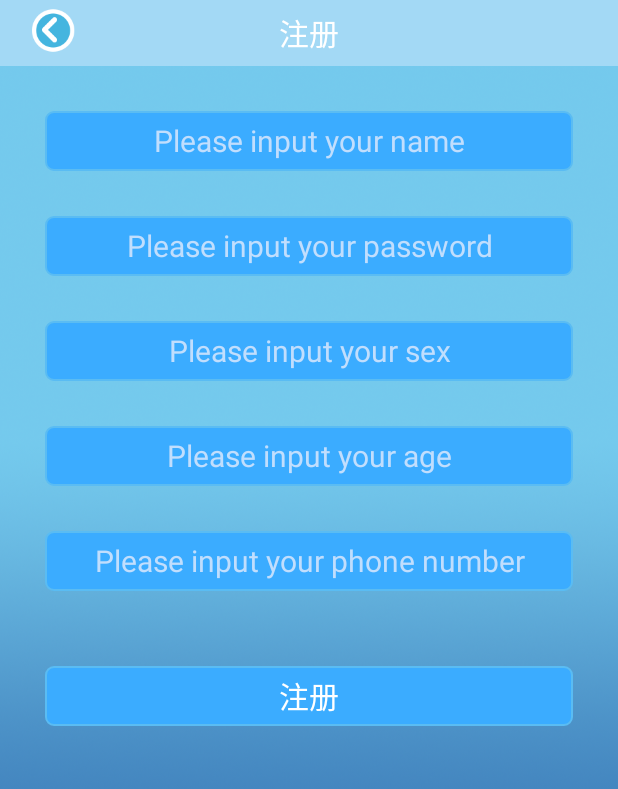
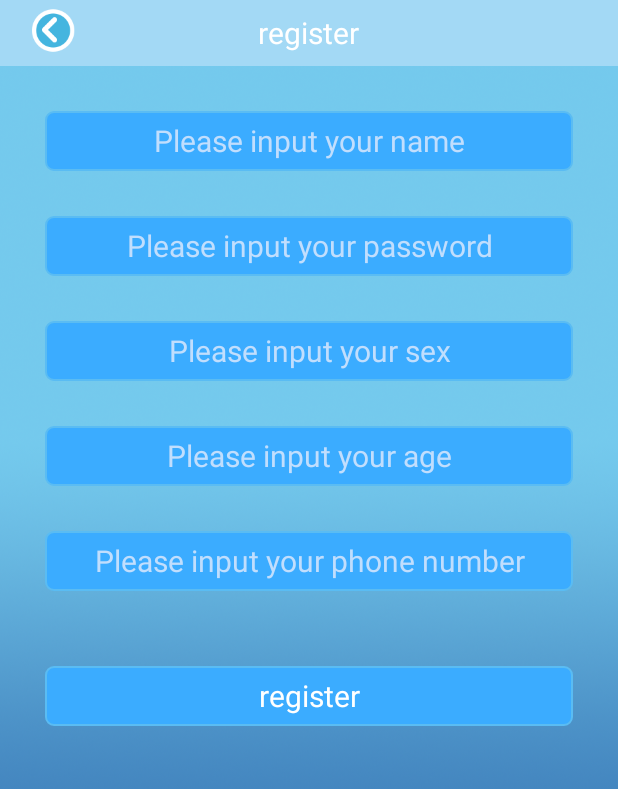
Before and after one commit to hegj/bodyshield, an Android app: the LoginActivity2 screen opened directly, with no data from a screen before it, after a tap on "没有账号?请点击注册", on a phone screen of 412 x 824 dp. Shown: the top 789 px of the screen. Run offline under Robolectric (Android 15) with nearby library versions, the phone set to English and light mode, and no system bars; our stand-ins replace ButterKnife, CircleImageView; libraries missing offline, so code that uses them is left out: com.facebook.stetho, com.github.mikephil.charting, org.hybridsquad.android, rx.functions, rx.subscriptions; 1 statement that could not run was skipped.

Commit message:
修改所有的message为english

```diff
--- a/app/src/main/java/com/cmax/bodysheild/activity/RegisterActivity.java
+++ b/app/src/main/java/com/cmax/bodysheild/activity/RegisterActivity.java
@@ -1,7 +1,6 @@
 package com.cmax.bodysheild.activity;
 
 import android.app.ProgressDialog;
-import android.content.Intent;
 import android.os.Bundle;
 import android.text.TextUtils;
 import android.view.View;
@@ -11,11 +10,9 @@ import android.widget.RelativeLayout;
 import android.widget.TextView;
 
 import com.cmax.bodysheild.R;
-import com.cmax.bodysheild.activity.login.LoginActivity;
 import com.cmax.bodysheild.base.BaseActivity;
 import com.cmax.bodysheild.base.bean.BaseRequestData;
 import com.cmax.bodysheild.base.presenter.BasePresenter;
-import com.cmax.bodysheild.base.view.IStateView;
 import com.cmax.bodysheild.bean.UserProfileInfo;
 import com.cmax.bodysheild.bean.ble.BLEDevice;
 import com.cmax.bodysheild.bean.cache.User;
@@ -25,12 +22,10 @@ import com.cmax.bodysheild.http.rxexception.ServerException;
 import com.cmax.bodysheild.inject.component.ActivityComponent;
 import com.cmax.bodysheild.listeners.BelowMenuPopupWindowListener;
 import com.cmax.bodysheild.model.RegisterModel;
-import com.cmax.bodysheild.util.Constant;
 import com.cmax.bodysheild.util.DataUtils;
 import com.cmax.bodysheild.util.DialogUtils;
 import com.cmax.bodysheild.util.IntentUtils;
 import com.cmax.bodysheild.util.KeyBoardUtils;
-import com.cmax.bodysheild.util.SharedPreferencesUtil;
 import com.cmax.bodysheild.util.StringUtils;
 import com.cmax.bodysheild.util.ToastUtils;
 import com.cmax.bodysheild.util.UIUtils;
@@ -38,11 +33,9 @@ import com.cmax.bodysheild.widget.ChoosePopupWindow;
 
 
 import java.util.HashMap;
-import java.util.List;
 import java.util.Map;
 
 import butterknife.Bind;
-import butterknife.ButterKnife;
 import butterknife.OnClick;
 import rx.Observable;
 import rx.Subscriber;
@@ -120,24 +113,21 @@ public class RegisterActivity extends BaseActivity implements  BelowMenuPopupWin
         KeyBoardUtils.closeKeybord(userSex);
         final String username = userName.getText().toString().trim();
         if (TextUtils.isEmpty(username)) {
-            ToastUtils.showFailToast("请填写用户名");
+            ToastUtils.showFailToast(UIUtils.getString(R.string.username_error_message));
             return;
         }
         final String password = userPassword.getText().toString().trim();
         if (TextUtils.isEmpty(password)) {
-            ToastUtils.showFailToast("请填写密码");
+            ToastUtils.showFailToast(UIUtils.getString(R.string.password_error_message));
             return;
         }
         String userAge = this.userAge.getText().toString().trim();
         String userMobil = userMobile.getText().toString().trim();
         if (!TextUtils.isEmpty(userAge)&&(!StringUtils.isNumber(userAge)||Integer.parseInt(userAge)>99)){
-            ToastUtils.showFailToast("请输入正确的年龄");
+            ToastUtils.showFailToast(UIUtils.getString(R.string.age_error_message));
             return;
         }
-       /* if (!TextUtils.isEmpty(userMobil)&&StringUtils.isPhoneNumber(userMobil)){
-            ToastUtils.showFailToast("请输入正确的手机号码");
-            return;
-        }*/
+
         final Map<String,String> map = new HashMap();
         map.put("name",username);
         map.put("password",password);
@@ -145,7 +135,7 @@ public class RegisterActivity extends BaseActivity implements  BelowMenuPopupWin
         map.put("age", TextUtils.isEmpty(userAge)?"0": userAge);
         map.put("mobile", TextUtils.isEmpty(userMobil)?"": userMobil);
 
-        final ProgressDialog progressDialog = DialogUtils.showProgressDialog(RegisterActivity.this, "注册中,请稍后");
+        final ProgressDialog progressDialog = DialogUtils.showProgressDialog(RegisterActivity.this, UIUtils.getString(R.string.register_loading));
         progressDialog.show();
         registerModel.isRegister(username).flatMap(new Func1<BaseRequestData, Observable<UserProfileInfo>>() {
             @Override
@@ -155,7 +145,7 @@ public class RegisterActivity extends BaseActivity implements  BelowMenuPopupWin
                 } else {
                     if (progressDialog != null && progressDialog.isShowing())
                         progressDialog.dismiss();
-                    return Observable.error(new ServerException(baseRequestData.code, "用户名已经被注册,请修改用户名"));
+                    return Observable.error(new ServerException(baseRequestData.code, UIUtils.getString(R.string.username_already_register)));
                 }
 
             }
@@ -164,14 +154,15 @@ public class RegisterActivity extends BaseActivity implements  BelowMenuPopupWin
             public void onCompleted() {
                 if (progressDialog != null && progressDialog.isShowing())
                     progressDialog.dismiss();
-                ToastUtils.showSuccessToast("注册成功");
+                ToastUtils.showSuccessToast(UIUtils.getString(R.string.registered_successfully));
+                IntentUtils.toTemperatureInfoActivity(RegisterActivity.this,device);
             }
 
             @Override
             public void onError(Throwable e) {
                 String s = ErrorManager.handleError(new DefaultErrorBundle((Exception) e));
                 if (TextUtils.isEmpty(s)) {
-                    s = "注册失败,请重试";
+                    s = UIUtils.getString(R.string.register_failed_message);
                 }
                 ToastUtils.showFailToast(s);
                 if (progressDialog != null && progressDialog.isShowing()) progressDialog.dismiss();
@@ -184,9 +175,8 @@ public class RegisterActivity extends BaseActivity implements  BelowMenuPopupWin
                 user.setUserName(username);
                 user.setPassword(password);
                 DataUtils.addUserToSp(user);
-                ToastUtils.showSuccessToast("注册成功");
                 DataUtils.addDeviceToSp(device,user) ;
-                IntentUtils.toTemperatureInfoActivity(RegisterActivity.this,device);
+
 
 
             }
@@ -200,7 +190,7 @@ public class RegisterActivity extends BaseActivity implements  BelowMenuPopupWin
             popupWindow = new ChoosePopupWindow(this);
             popupWindow.showMenuPopupwindow();
             popupWindow.setMenuTextGravity();
-            popupWindow.setMenuLeftText("女" ,"男","请选择性别");
+            popupWindow.setMenuLeftText(UIUtils.getString(R.string.woman) ,UIUtils.getString(R.string.man),UIUtils.getString(R.string.register_select_sex));
             popupWindow.setBelowMenuPopupWindowListener(this);
         } else {
             popupWindow.showMenuPopupwindow();
@@ -212,13 +202,13 @@ public class RegisterActivity extends BaseActivity implements  BelowMenuPopupWin
         switch (type) {
             case BelowMenuPopupWindowListener.TYPE_2:
                 sex=2;
-                userSex.setText("女");
+                userSex.setText(UIUtils.getString(R.string.woman));
                 popupWindow.dismiss();
                 break;
             case BelowMenuPopupWindowListener.TYPE_3:
                 sex=1;
 
-                userSex.setText("男");
+                userSex.setText(UIUtils.getString(R.string.man));
                 popupWindow.dismiss();
                 break;
 
--- a/app/src/main/java/com/cmax/bodysheild/activity/login/LoginActivity2.java
+++ b/app/src/main/java/com/cmax/bodysheild/activity/login/LoginActivity2.java
@@ -16,6 +16,7 @@ import com.cmax.bodysheild.util.DialogUtils;
 import com.cmax.bodysheild.util.IntentUtils;
 import com.cmax.bodysheild.util.KeyBoardUtils;
 import com.cmax.bodysheild.util.ToastUtils;
+import com.cmax.bodysheild.util.UIUtils;
 
 import org.hybridsquad.android.library.CropHelper;
 
@@ -47,7 +48,7 @@ public class LoginActivity2 extends BaseActivity<LoginPresenter> implements ILog
     @Override
     protected void initView(Bundle savedInstanceState) {
         super.initView(savedInstanceState);
-        loginDialog = DialogUtils.showProgressDialog(this,"登陆中,请稍后");
+        loginDialog = DialogUtils.showProgressDialog(this, UIUtils.getString(R.string.login_loading));
         loginPresenter = new LoginPresenter();
         loginPresenter.setActivity(this);
         basePresenter =loginPresenter;
--- a/app/src/main/res/layout/activity_edit_userprofile.xml
+++ b/app/src/main/res/layout/activity_edit_userprofile.xml
@@ -32,7 +32,7 @@
             android:layout_gravity="left"
             android:layout_width="wrap_content"
             android:layout_height="wrap_content"
-            android:text="编辑个人资料"
+            android:text="@string/edit_profile"
             android:textColor="@color/white"/>
         <TextView
             android:id="@+id/tvSave"
@@ -41,7 +41,7 @@
             android:layout_gravity="left"
             android:layout_width="wrap_content"
             android:layout_height="wrap_content"
-            android:text="保存"
+            android:text="@string/SaveText"
             android:textColor="@color/white"/>
     </RelativeLayout>
 
--- a/app/src/main/res/layout/activity_register.xml
+++ b/app/src/main/res/layout/activity_register.xml
@@ -24,12 +24,13 @@
 
 
         <TextView
+            android:textSize="20sp"
             android:id="@+id/tvRegister"
             android:layout_centerVertical="true"
             android:layout_centerHorizontal="true"
             android:layout_width="wrap_content"
             android:layout_height="wrap_content"
-            android:text="注册"
+            android:text="@string/RegisterText"
             android:textColor="@color/white"/>
     </RelativeLayout>
 
@@ -139,7 +140,7 @@
         android:textSize="20sp"
         android:textColor="@color/white"
         android:layout_marginTop="50dp"
-        android:text="注册"
+        android:text="@string/RegisterText"
         android:layout_width="match_parent"
         android:layout_height="40dp" />
     </LinearLayout>
--- a/app/src/main/res/values/strings.xml
+++ b/app/src/main/res/values/strings.xml
@@ -99,6 +99,28 @@
     <string name="login_text">login</string>
     <string name="label_select_picture">Select Picture</string>
     <string name="get_pick_failure">Get failure, please try again</string>
+    <string name="login_loading">Log in, please later</string>
+    <string name="username_error_message">User name cannot be empty</string>
+    <string name="password_error_message">Password cannot be empty</string>
+
+
+
+
+    <!--网络相关错误-->
+    <string name="network_interruption_error_message" >Network interruption, please check your network status</string>
+    <string name="network_timeout_error_message">Network connection timeout, please check your network status</string>
+    <string name="network_unusual_error_message">Connection is unusual, please check your network status</string>
+    <string name="network_server_error_message">Failed to connect to the server, please try again later</string>
+    <string name="login_failed">The user name or password error, please try again after checking</string>
+    <string name="age_error_message">Please input the correct age</string>
+    <string name="register_loading">To register, please later</string>
+    <string name="username_already_register">The user name has already been registered please modify the user name</string>
+    <string name="registered_successfully">Registered successfully</string>
+    <string name="register_failed_message">Registration failed, please try again</string>
+    <string name="man">man</string>
+    <string name="woman">woman</string>
+    <string name="register_select_sex">Please select a gender</string>
+    <string name="edit_profile">Edit profile</string>
 
 
 </resources>
```
Also changed, not shown: app/src/main/java/com/cmax/bodysheild/activity/login/LoginPresenter.java (+6 -10 lines), app/src/main/java/com/cmax/bodysheild/http/rxexception/ErrorManager.java (+16 -6 lines), app/src/main/java/com/cmax/bodysheild/util/PermissionUtils.java (+11 -0 lines), 1 other file.
